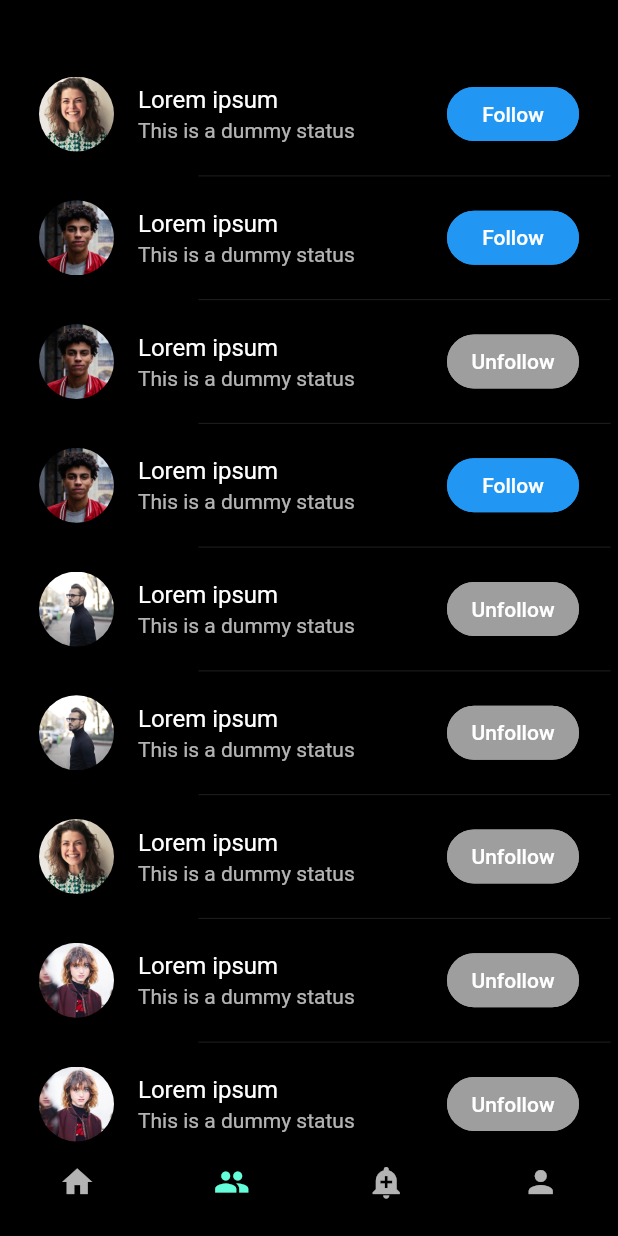
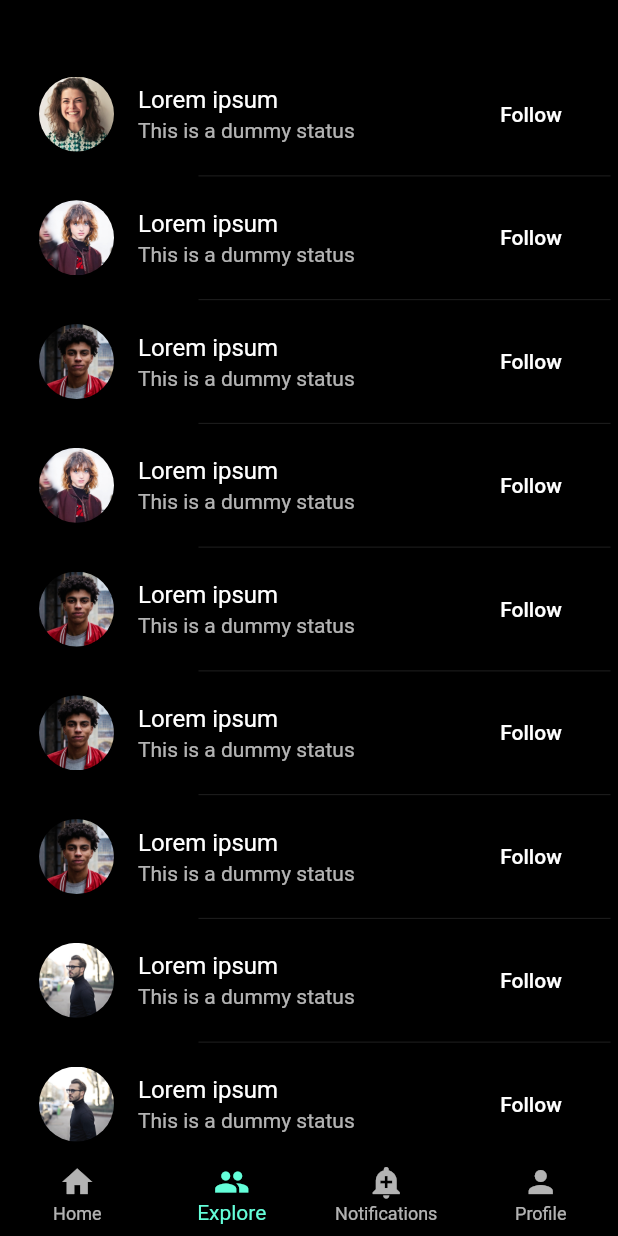
Before and after one commit to mufayed/flutter_reusable_widgets, a Flutter app: the screen it shows after launch, item 2 of the bottom bar chosen, after a tap on "Follow", on a phone screen of 412 x 824 dp. Run offline on Flutter 3.47's test engine with Material 2 defaults, Android fonts, the phone set to English and light mode, and no system bars.

Commit message:
Ini commit

```diff
--- a/lib/lib/custom_widgets/list_item/post_item.dart
+++ b/lib/custom_widgets/list_item/post_item.dart
@@ -21,7 +21,7 @@ class _PostItemState extends State<PostItem> {
   @override
   Widget build(BuildContext context) {
     return Padding(
-      padding: const EdgeInsets.symmetric(vertical: 5),
+      padding: const EdgeInsets.all(5),
       child: Column(
         children: <Widget>[
           ListTile(
--- /dev/null
+++ b/lib/custom_widgets/list_item/user_item.dart
@@ -0,0 +1,41 @@
+import 'package:flutter/material.dart';
+
+
+class UserItem extends StatefulWidget {
+  final Map user;
+
+  const UserItem({Key? key, required this.user}) : super(key: key);
+
+  @override
+  _UserItemState createState() => _UserItemState();
+}
+
+class _UserItemState extends State<UserItem> {
+  @override
+  Widget build(BuildContext context) {
+    return Padding(
+      padding: const EdgeInsets.all(5),
+      child: Center(
+        child: ListTile(
+          leading: CircleAvatar(
+            backgroundImage: AssetImage(
+              widget.user['dp'],
+            ),
+            radius: 25,
+          ),
+          title: Text(widget.user['name']),
+          subtitle: Text(widget.user['status']),
+          trailing: TextButton(
+            child: const Text(
+              "Follow",
+              style: TextStyle(
+                color: Colors.white,
+              ),
+            ),
+            onPressed: () {},
+          ),
+        ),
+      ),
+    );
+  }
+}
--- a/lib/lib/custom_widgets/lists/list_posts.dart
+++ b/lib/custom_widgets/lists/list_posts.dart
@@ -18,7 +18,7 @@ class _ListPostsState extends State<ListPosts> {
     return Padding(
       padding: const EdgeInsets.only(top: 30),
       child: ListView.builder(
-        padding: const EdgeInsets.symmetric(horizontal: 20),
+        padding: const EdgeInsets.all(20),
         itemCount: widget.posts.length,
         itemBuilder: (BuildContext context, int index) {
           Map post = widget.posts[index];
--- a/lib/lib/custom_widgets/lists/profile_images_list.dart
+++ b/lib/custom_widgets/lists/profile_images_list.dart
@@ -24,7 +24,7 @@ class _ProfileImagesListState extends State<ProfileImagesList> {
       ),
       itemBuilder: (BuildContext context, int index) {
         return Padding(
-          padding: const EdgeInsets.all(5.0),
+          padding: const EdgeInsets.all(5),
           child: Image.asset(
             "assets/land${random.nextInt(5)}.jpg",
             fit: BoxFit.cover,
--- a/lib/lib/custom_widgets/profile_header.dart
+++ b/lib/custom_widgets/profile_header.dart
@@ -24,7 +24,7 @@ class _ProfileImagesListState extends State<ProfileImagesList> {
       ),
       itemBuilder: (BuildContext context, int index) {
         return Padding(
-          padding: const EdgeInsets.all(5.0),
+          padding: const EdgeInsets.all(5),
           child: Image.asset(
             "assets/land${random.nextInt(5)}.jpg",
             fit: BoxFit.cover,
--- a/lib/lib/custom_widgets/list_item/user_item.dart
+++ /dev/null
@@ -1,61 +0,0 @@
-import 'package:flutter/material.dart';
-
-import '../../utill/const.dart';
-class UserItem extends StatefulWidget {
-  final Map user;
-
-
-    const UserItem({Key? key,
-    required this.user}) : super(key: key);
-
-  @override
-  _UserItemState createState() => _UserItemState();
-}
-
-class _UserItemState extends State<UserItem> {
-  @override
-  Widget build(BuildContext context) {
-    return Padding(
-      padding: const EdgeInsets.all(5),
-      child: ListTile(
-        leading: CircleAvatar(
-          backgroundImage: AssetImage(
-            widget.user['dp'],
-          ),
-          radius: 25,
-        ),
-        title: Text(widget.user['name']),
-        subtitle: Text(widget.user['status']),
-        trailing: widget.user['Followed']
-            ? FlatButton(
-          child: const Text(
-            "Unfollow",
-            style: TextStyle(
-              color: Colors.white,
-            ),
-          ),
-          color: Colors.grey,
-          onPressed: () {},
-          shape: RoundedRectangleBorder(
-              borderRadius: BorderRadius.circular(18.0),
-              side: const BorderSide(color: Colors.grey)),
-        )
-            :
-        FlatButton(
-          child: const Text(
-            "Follow",
-            style: TextStyle(
-              color: Colors.white,
-            ),
-          ),
-          color: Const.lightAccent,
-          onPressed: () {},
-          shape: RoundedRectangleBorder(
-              borderRadius: BorderRadius.circular(18.0),
-              side:
-              BorderSide(color: Const.lightAccent,)),
-        ),
-      ),
-    );
-  }
-}
--- a/lib/lib/main.dart
+++ /dev/null
@@ -1,22 +0,0 @@
-import 'package:flutter/material.dart';
-import 'package:flutter_reusable_widgets/lib/pages/main_screen.dart';
-import 'package:flutter_reusable_widgets/lib/utill/const.dart';
-
-void main() async{
-  runApp(const MyApp());
-}
-
-
-class MyApp extends StatelessWidget {
-  const MyApp({Key? key}) : super(key: key);
-
-  @override
-  Widget build(BuildContext context) {
-    return MaterialApp(
-      debugShowCheckedModeBanner: false,
-      title: Const.appName,
-      theme: Const.appTheme,
-      home: const MainScreen(),
-    );
-  }
-}
--- a/lib/main.dart
+++ b/lib/main.dart
@@ -1,13 +1,13 @@
 import 'package:flutter/material.dart';
-import 'lib/pages/main_screen.dart';
-import 'lib/utill/const.dart';
+import 'pages/main_screen.dart';
+import 'utill/const.dart';
 
 void main() async{
-  runApp(MyApp());
+  runApp(const MyApp());
 }
 
-
 class MyApp extends StatelessWidget {
+  const MyApp({Key? key}) : super(key: key);
 
   @override
   Widget build(BuildContext context) {
--- a/lib/lib/pages/find.dart
+++ b/lib/pages/find.dart
@@ -20,8 +20,7 @@ class _FindState extends State<Find> {
               "name": "Lorem ipsum",
               "dp": "assets/img${random.nextInt(4)}.jpg",
               "status": "This is a dummy status",
-              "Followed": random.nextBool(),
-            });
+        });
 
     return Scaffold(body: ListUsers(users: users));
   }
--- a/lib/lib/pages/main_screen.dart
+++ b/lib/pages/main_screen.dart
@@ -45,22 +45,22 @@ class _MainScreenState extends State<MainScreen> {
                 icon: Icon(
                   Icons.home,
                 ),
-                label: ""),
+                label: "Home"),
             BottomNavigationBarItem(
                 icon: Icon(
                   Icons.people,
                 ),
-                label: ""),
+                label: "Explore"),
             BottomNavigationBarItem(
                 icon: Icon(
                   Icons.add_alert,
                 ),
-                label: ""),
+                label: "Notifications"),
             BottomNavigationBarItem(
                 icon: Icon(
                   Icons.person,
                 ),
-                label: ""),
+                label: "Profile"),
           ],
           onTap: navigationTapped,
           currentIndex: _page,
--- a/lib/lib/pages/my_profile.dart
+++ b/lib/pages/my_profile.dart
@@ -46,7 +46,7 @@ class _MyProfileState extends State<MyProfile> {
               ),
               const SizedBox(height: 20),
               Padding(
-                padding: const EdgeInsets.symmetric(horizontal: 50),
+                padding: const EdgeInsets.all(50),
                 child: Row(
                   mainAxisAlignment: MainAxisAlignment.spaceBetween,
                   children: <Widget>[
@@ -102,7 +102,6 @@ class _MyProfileState extends State<MyProfile> {
                 ),
               ),
               const SizedBox(height: 20),
-
               const ProfileImagesList()
             ],
           ),
```
Also changed, not shown: lib/custom_widgets/list_item/notification_item.dart (renamed from lib/lib/custom_widgets/list_item/notification_item.dart), lib/custom_widgets/lists/list_notifications.dart (renamed from lib/lib/custom_widgets/lists/list_notifications.dart), lib/custom_widgets/lists/list_users.dart (renamed from lib/lib/custom_widgets/lists/list_users.dart), lib/pages/home.dart (renamed from lib/lib/pages/home.dart), lib/pages/notifications.dart (renamed from lib/lib/pages/notifications.dart), lib/utill/const.dart (renamed from lib/lib/utill/const.dart), 1 other file.
